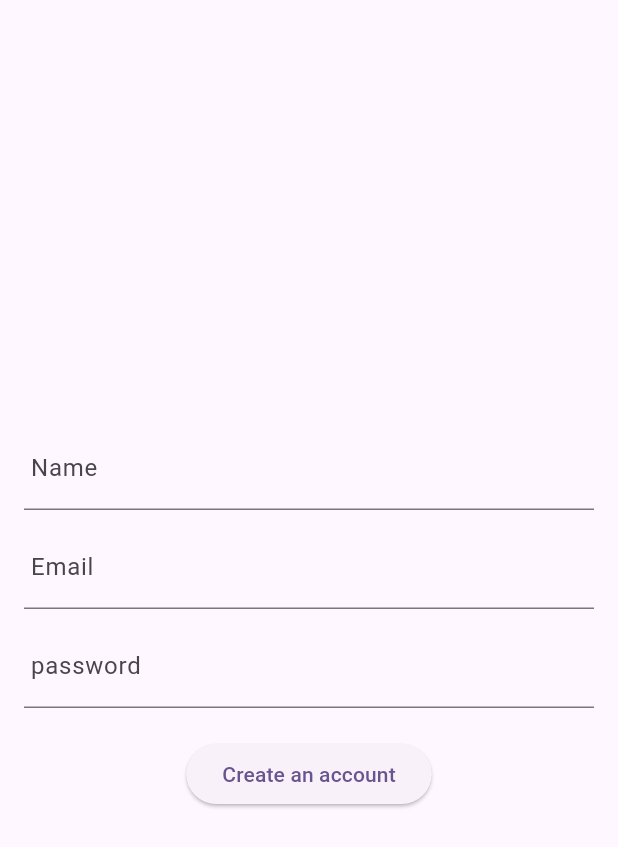
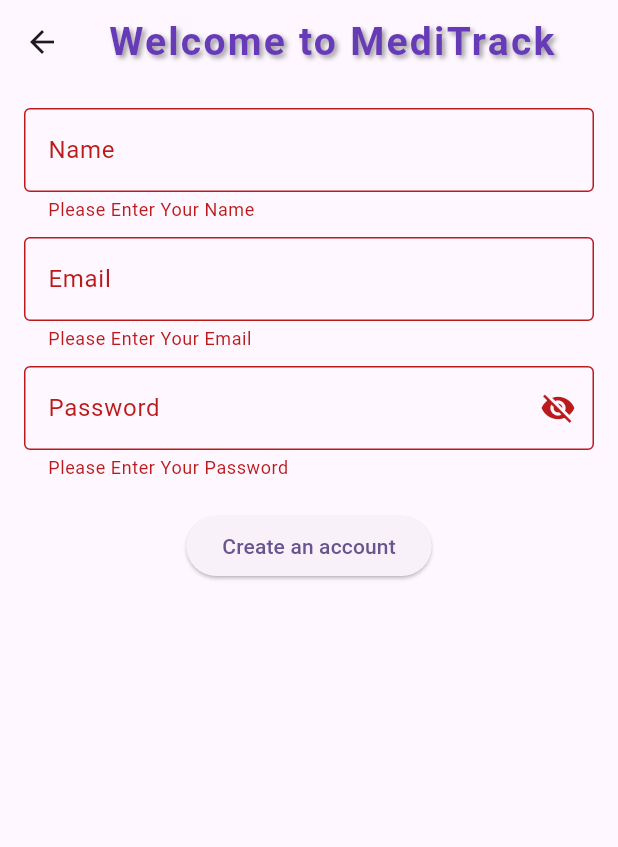
Before and after one commit to sanabelalrub2/MediTrack, a Flutter app: the Sign_Up screen opened directly, after a tap on "Create an account", on a phone screen of 412 x 824 dp. Shown: the top 847 px of the screen. Run offline on Flutter 3.47's test engine with Material 3 defaults, Android fonts, the phone set to English and light mode, and no system bars.

Commit message:
init commmitmk mn

```diff
--- a/lib/screens/auth/sign/Sign_Up.dart
+++ b/lib/screens/auth/sign/Sign_Up.dart
@@ -1,37 +1,94 @@
 import 'package:flutter/cupertino.dart';
 import 'package:flutter/material.dart';
 
+import '../../../widget/CustomButton.dart';
+import '../../../widget/custom_text_form_field.dart';
+
 class Sign_Up extends StatelessWidget {
+  final TextEditingController emailController = TextEditingController();
+  final TextEditingController passwordController = TextEditingController();
+  final TextEditingController nameController = TextEditingController();
+  var formKey = GlobalKey<FormState>();
   @override
   Widget build(BuildContext context) {
-    return Padding(
+    return Scaffold(
+      appBar: AppBar(
+        title: Text("Welcome to MediTrack",style: TextStyle(
+          fontSize: 26,
+          fontWeight: FontWeight.w600,
+          color: Colors.deepPurple,
+          letterSpacing: 1.5,
+          shadows: [
+            Shadow(
+              color: Colors.black38,
+              offset: Offset(2, 2),
+              blurRadius: 4,
+            ),
+          ],
+        ),),
+      ),
+    body: SingleChildScrollView(
+      child: Padding(
       padding: const EdgeInsets.all(16.0),
+      child:Form(
+        key: formKey ,
         child: Column(
           mainAxisAlignment: MainAxisAlignment.center,
           children: [
-          TextField(
+          CustomTextFormField(
+          labelText: "Name",
+          controller: nameController,
+          validator: (val){
+
+            if(val==null||val.isEmpty){
+              return "Please Enter Your Name";
+            }
+            return null;
+          },
+          ),
 
 
-            decoration: InputDecoration(labelText: " Name"),
-          ),
+
             SizedBox(height: 10),
-          TextField(
-            decoration: InputDecoration(labelText: " Email"),
-          ),
+
+
+
+        CustomTextFormField(
+          labelText: "Email",
+          controller: emailController,
+          validator: (val){
+
+            if(val==null||val.isEmpty){
+              return "Please Enter Your Email";
+            }
+            return null;
+          },),
             SizedBox(height: 10),
-          TextField(
-            decoration: InputDecoration(labelText: " password"),
-            obscureText: true,
+            CustomTextFormField(
+              labelText: "Password",
+              controller: passwordController,
+              isPassword: true,
+              validator: (val){
+
+                if(val==null||val.isEmpty){
+                  return "Please Enter Your Password";
+                }
+                return null;
+              },
             ),
             SizedBox(height: 20),
-          ElevatedButton(
-            onPressed: () {
+            CustomButton(
+          onPressed:(){ if (formKey.currentState!.validate()) {
 
-            },
-            child: Text("Create an account"),
+          }},
+              onePressedName: "Create an account",
+
             ),
           ],
         ),
-    );
+      ),
+
+            ),
+    ));
   }
 }
--- /dev/null
+++ b/lib/widget/CustomButton.dart
@@ -0,0 +1,24 @@
+import 'package:flutter/material.dart';
+
+class CustomButton extends StatefulWidget {
+  final onPressed;
+  final  String onePressedName;
+  const CustomButton({
+    super.key,
+    required this.onPressed,
+    required this.onePressedName,
+  });
+
+  @override
+  State<CustomButton> createState() => _CustomButtonState();
+}
+
+class _CustomButtonState extends State<CustomButton> {
+  @override
+  Widget build(BuildContext context) {
+    return ElevatedButton(
+          onPressed:   widget.onPressed,
+      child: Text(widget.onePressedName),
+    );
+  }
+}
--- a/lib/widget/custom_text_form_field.dart
+++ b/lib/widget/custom_text_form_field.dart
@@ -4,13 +4,14 @@ class CustomTextFormField extends StatefulWidget {
   final String labelText;
   final TextEditingController controller;
   final bool isPassword;
-
+  final FormFieldValidator<String>? validator;
 
   const CustomTextFormField({
     super.key,
     required this.labelText,
     required this.controller,
     this.isPassword = false,
+     this.validator
   });
 
   @override
@@ -22,7 +23,9 @@ class _CustomTextFormFieldState extends State<CustomTextFormField> {
 
   @override
   Widget build(BuildContext context) {
-    return TextField(
+    return TextFormField(
+
+
       controller: widget.controller,
       obscureText: widget.isPassword && !isPasswordVisible,
       decoration: InputDecoration(
@@ -42,6 +45,9 @@ class _CustomTextFormFieldState extends State<CustomTextFormField> {
         )
             : null,
       ),
+      validator:  widget.validator,
+
+
     );
   }
 }
```
Also changed, not shown: lib/screens/auth/Forget_Password.dart (+49 -76 lines), lib/screens/auth/sign/Sign_In.dart (+27 -7 lines), lib/widget/sign_in_widget.dart (deleted, +0 -44 lines). Lines whose indentation alone changed are shown as unchanged.
